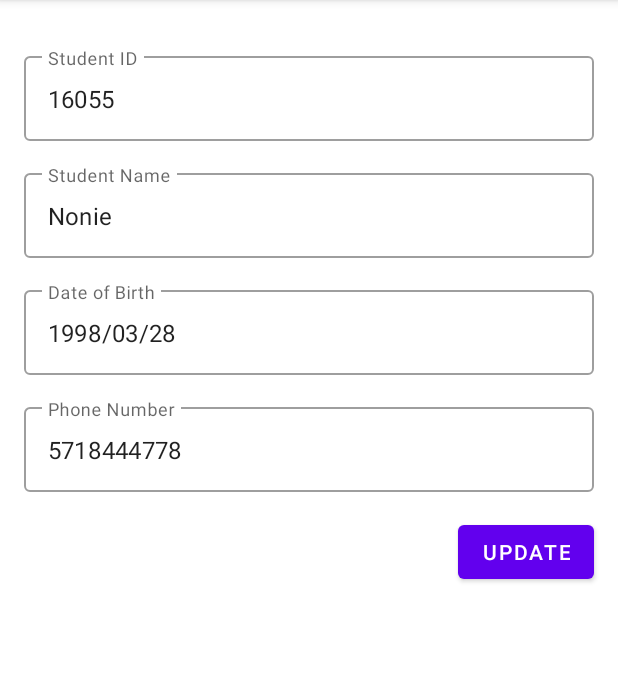
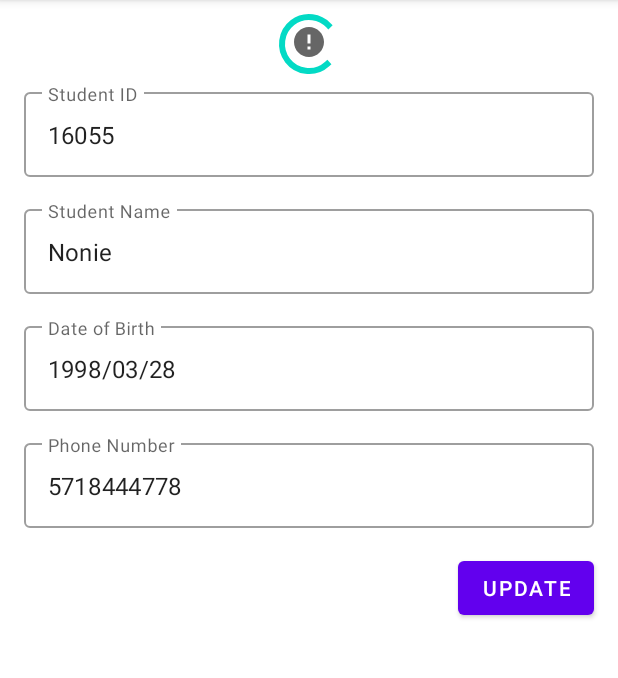
Before and after one commit to jsnd0/AdvNatW4_160718044, an Android app: the StudentDetailFragment screen opened through its navigation route, on a phone screen of 412 x 824 dp, the part 84-762 px from its top. Run offline under Robolectric (Android 15) with nearby library versions, the phone set to English and light mode, and no system bars; our stand-ins replace Picasso, Volley; network calls fail; pictures from the network do not load.

Commit message:
finished week 6 homework

```diff
--- a/app/src/main/java/com/example/advweek4/view/StudentDetailFragment.kt
+++ b/app/src/main/java/com/example/advweek4/view/StudentDetailFragment.kt
@@ -1,6 +1,7 @@
 package com.example.advweek4.view
 
 import android.os.Bundle
+import android.util.Log
 import androidx.fragment.app.Fragment
 import android.view.LayoutInflater
 import android.view.View
@@ -10,6 +11,8 @@ import androidx.lifecycle.ViewModelProvider
 import com.example.advweek4.R
 import com.example.advweek4.viewmodel.DetailViewModel
 import kotlinx.android.synthetic.main.fragment_student_detail.*
+import kotlinx.android.synthetic.main.student_list_item.view.*
+import util.loadImage
 
 
 class StudentDetailFragment : Fragment() {
@@ -25,9 +28,9 @@ class StudentDetailFragment : Fragment() {
 
     override fun onViewCreated(view: View, savedInstanceState: Bundle?) {
         super.onViewCreated(view, savedInstanceState)
-
+        val studentId = StudentDetailFragmentArgs.fromBundle(requireArguments()).studentId
         viewModel = ViewModelProvider(this).get(DetailViewModel::class.java)
-        viewModel.fetch()
+        viewModel.fetch(studentId)
 
         observeViewModel()
     }
@@ -40,6 +43,7 @@ class StudentDetailFragment : Fragment() {
                 txtName.setText(viewModel.studentLD.value?.name.toString())
                 txtDob.setText(viewModel.studentLD.value?.dob.toString())
                 txtPhone.setText(viewModel.studentLD.value?.phone.toString())
+                imageView2.loadImage(viewModel.studentLD.value?.photoUrl, progressBarD)
             })
     }
 }
--- a/app/src/main/java/com/example/advweek4/view/StudentListAdapter.kt
+++ b/app/src/main/java/com/example/advweek4/view/StudentListAdapter.kt
@@ -32,10 +32,11 @@ class StudentListAdapter (val studentList:ArrayList<Student>): RecyclerView.Adap
     override fun onBindViewHolder(holder: StudentViewHolder, position: Int) {
         holder.view.txtId.text = studentList[position].id
         holder.view.txtName.text = studentList[position].name
-        holder.view.imageView.loadImage(studentList[position].photoUrl,holder.view.progressBar)
+        holder.view.imageView.loadImage(studentList[position].photoUrl, holder.view.progressBar)
+
 
         holder.view.btnDetail.setOnClickListener {
-            val action = StudentListFragmentDirections.actionStudentDetail()
+            val action = StudentListFragmentDirections.actionStudentDetail(studentList[position].id.toString())
             Navigation.findNavController(it).navigate(action)
         }
     }
--- a/app/src/main/java/com/example/advweek4/viewmodel/DetailViewModel.kt
+++ b/app/src/main/java/com/example/advweek4/viewmodel/DetailViewModel.kt
@@ -1,12 +1,23 @@
 package com.example.advweek4.viewmodel
 
+import android.app.Application
+import android.util.Log
+import androidx.lifecycle.AndroidViewModel
 import androidx.lifecycle.MutableLiveData
 import androidx.lifecycle.ViewModel
+import com.android.volley.Request
+import com.android.volley.RequestQueue
+import com.android.volley.toolbox.StringRequest
+import com.android.volley.toolbox.Volley
 import com.example.advweek4.model.Student
+import com.google.gson.Gson
+import com.google.gson.reflect.TypeToken
 
-class DetailViewModel:ViewModel() {
+class DetailViewModel(application: Application):AndroidViewModel(application) {
     val studentLD = MutableLiveData<Student>()
-    fun fetch() {
+    var TAG = "volleyTag"
+    private var queue: RequestQueue? = null
+    fun fetch(studentId: String) {
         val student1 = Student(
             "16055",
             "Nonie",
@@ -15,5 +26,27 @@ class DetailViewModel:ViewModel() {
             "http://dummyimage.com/75x100.jpg/cc0000/ffffff"
         )
         studentLD.value = student1
+
+
+        queue = Volley.newRequestQueue(getApplication())
+        val url = "http://adv.jitusolution.com/student.php?id=$studentId"
+        Log.d("showvolleyd", url.toString())
+        val stringRequest = StringRequest(
+            Request.Method.GET, url,
+            { response ->
+                val result = Gson().fromJson<Student>(response, Student::class.java)
+                studentLD.value = result
+                Log.d("showvolleyd", response.toString())
+            }, {
+                Log.d("showvolleyd", it.toString())
+            }
+        )
+        stringRequest.tag = TAG
+        queue?.add(stringRequest)
+
+    }
+    override fun onCleared() {
+        super.onCleared()
+        queue?.cancelAll(TAG)
     }
 }
--- a/app/src/main/java/util/util.kt
+++ b/app/src/main/java/util/util.kt
@@ -9,7 +9,7 @@ import com.squareup.picasso.Picasso
 import java.lang.Exception
 
 
-fun ImageView.loadImage(url: String?, progressBar:ProgressBar){
+fun ImageView.loadImage(url: String?, progressBar: ProgressBar){
 Picasso.get()
         .load(url)
         .resize(400,400)
@@ -17,7 +17,7 @@ Picasso.get()
         .error(R.drawable.ic_baseline_error_24)
         .into(this, object: Callback{
             override fun onSuccess() {
-                progressBar.visibility= View.GONE
+               progressBar.visibility= View.GONE
             }
 
             override fun onError(e: Exception?) {
--- a/app/src/main/res/layout/fragment_student_detail.xml
+++ b/app/src/main/res/layout/fragment_student_detail.xml
@@ -112,5 +112,16 @@
             android:text="Update"
             app:layout_constraintEnd_toEndOf="parent"
             app:layout_constraintTop_toBottomOf="@+id/textInputLayout5" />
+
+        <ProgressBar
+            android:id="@+id/progressBarD"
+            style="?android:attr/progressBarStyle"
+            android:layout_width="wrap_content"
+            android:layout_height="wrap_content"
+            app:layout_constraintBottom_toBottomOf="@+id/imageView2"
+            app:layout_constraintEnd_toEndOf="@+id/imageView2"
+            app:layout_constraintStart_toStartOf="@+id/imageView2"
+            app:layout_constraintTop_toTopOf="@+id/imageView2"
+            app:layout_constraintVertical_bias="0.45" />
     </androidx.constraintlayout.widget.ConstraintLayout>
 </FrameLayout>
--- a/app/src/main/res/navigation/main_navigation.xml
+++ b/app/src/main/res/navigation/main_navigation.xml
@@ -17,5 +17,10 @@
         android:id="@+id/studentDetailFragment"
         android:name="com.example.advweek4.view.StudentDetailFragment"
         android:label="fragment_student_detail"
-        tools:layout="@layout/fragment_student_detail" />
+        tools:layout="@layout/fragment_student_detail" >
+        <argument
+            android:name="studentId"
+            app:argType="string"
+            android:defaultValue="0" />
+    </fragment>
 </navigation>
```
